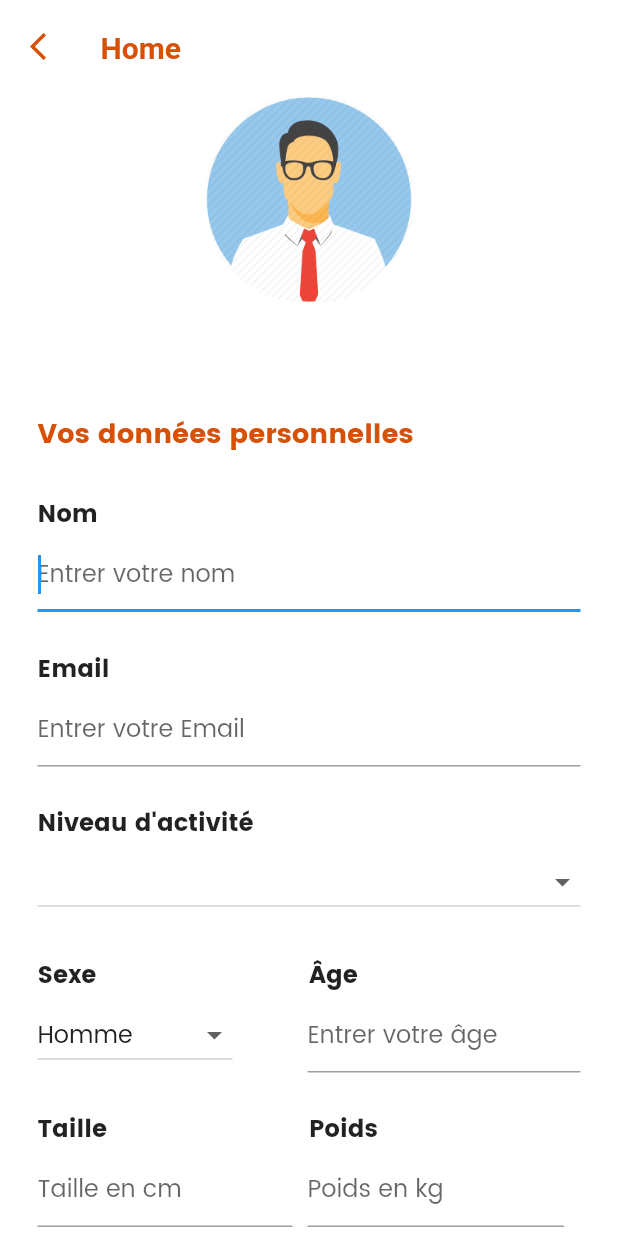
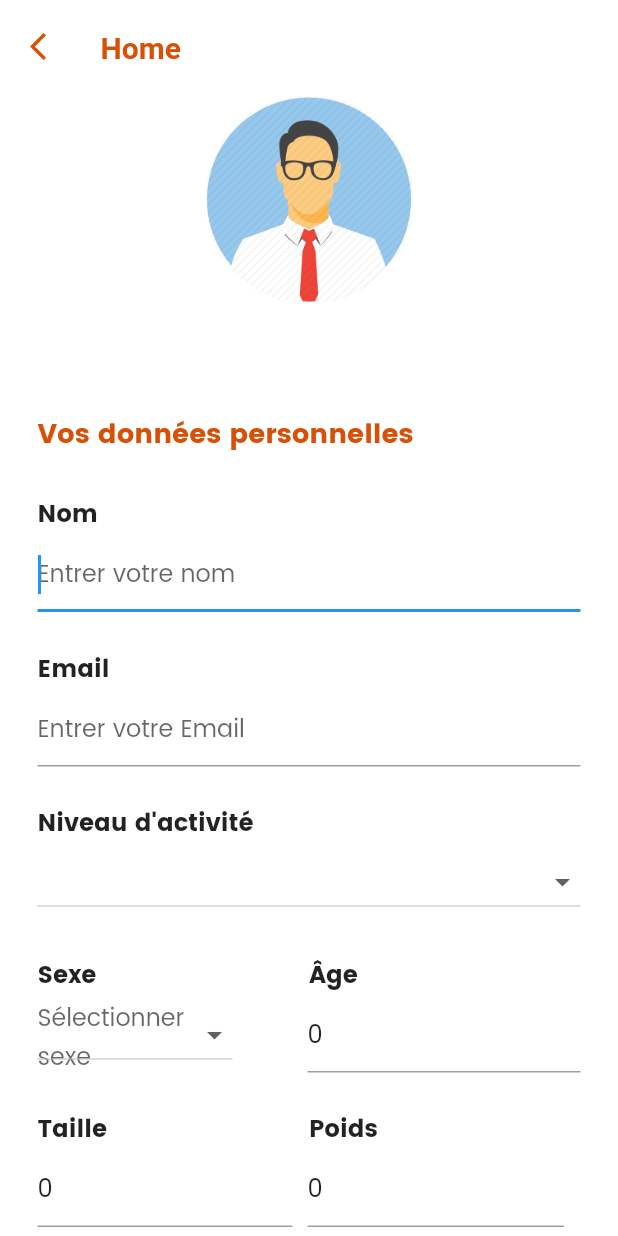
Before and after one commit to DahmaniDev/kool_healthy_mobile, a Flutter app: the ProfilePage screen opened directly with empty values, after a tap on the "edit" icon, on a phone screen of 412 x 824 dp. Run offline on Flutter 3.47's test engine with Material 2 defaults, Android fonts, the phone set to English and light mode, and no system bars; our stand-ins replace numberpicker, percent_indicator, pie_chart; Roboto replaces fonts that are missing (sans-serif-light).

Commit message:
25/06 Update

```diff
--- a/lib/pages/CalculateMN.dart
+++ b/lib/pages/CalculateMN.dart
@@ -1,5 +1,4 @@
 import 'package:koolhealthymobile/models/User.dart';
-import 'package:koolhealthymobile/pages/MenuPoulet.dart';
 import 'package:http/http.dart' as http;
 import 'dart:convert';
 import '../appbar.dart';
--- a/lib/pages/Profile.dart
+++ b/lib/pages/Profile.dart
@@ -4,6 +4,7 @@ import 'package:flutter/services.dart';
 import 'package:koolhealthymobile/pages/MesCommandes.dart';
 import '../models/User.dart';
 import 'package:numberpicker/numberpicker.dart';
+import 'package:http/http.dart' as http;
 
 import 'Home.dart';
 
@@ -16,38 +17,66 @@ class ProfilePage extends StatefulWidget {
   }) : super(key: key);
 
   @override
-  ProfilePageState createState() => ProfilePageState(this.user);
+  ProfilePageState createState() => ProfilePageState();
 }
 
 class ProfilePageState extends State<ProfilePage>
     with SingleTickerProviderStateMixin {
-  User user;
   bool _status = true;
   final FocusNode myFocusNode = FocusNode();
   static var _activities = ['Pas Actif', 'Peu Actif', 'Actif', 'Super Actif'];
 
   static var _sexes = ['Homme', 'Femme'];
 
-  TextEditingController nameC = new TextEditingController();
-  TextEditingController emailC = new TextEditingController();
-  TextEditingController ageC = new TextEditingController();
-  TextEditingController heightC = new TextEditingController();
-  TextEditingController weightC = new TextEditingController();
+  TextEditingController nameC;
+  TextEditingController emailC;
+  TextEditingController ageC;
+  TextEditingController heightC;
+  TextEditingController weightC;
+  TextEditingController passC;
+  String _activitySelected;
+  String _sexSelected;
+  int _currentAge;
+  String _goalSelected;
 
-  ProfilePageState(this.user);
+  ProfilePageState();
 
   @override
   void initState() {
+    nameC = new TextEditingController(text: widget.user.nom);
+    emailC = new TextEditingController(text: widget.user.username);
+    ageC = new TextEditingController(text: widget.user.age.toString());
+    heightC = new TextEditingController(text: widget.user.height.toString());
+    weightC = new TextEditingController(text: widget.user.weight.toString());
+    passC = new TextEditingController(text: widget.user.password);
+    _activitySelected = widget.user.getActivity();
+    _sexSelected = widget.user.sexe;
+    _currentAge = widget.user.age;
+    _goalSelected = widget.user.goal;
     super.initState();
+  }
+
+  void updateUser() {
+    var url = "http://10.0.2.2/projetpfe/editUser.php";
+
+    http.post(url, body: {
+      'id' : widget.user.id.toString(),
+      'nom': nameC.text,
+      'username': emailC.text,
+      'password': passC.text,
+      'sexe': _sexSelected,
+      'age': ageC.text.toString(),
+      'height': heightC.text.toString(),
+      'weight': weightC.text.toString(),
+      'goal': _goalSelected,
+      'activity': _activitySelected
+    });
+    User newUser = new User(widget.user.id,nameC.text,emailC.text,passC.text,_sexSelected,int.parse(ageC.text),int.parse(heightC.text),int.parse(weightC.text),_goalSelected,_activitySelected);
+    Navigator.push(context, MaterialPageRoute(builder: (context) => ProfilePage(user: newUser)));
   }
 
   @override
   Widget build(BuildContext context) {
-    String _activitySelected = user.getActivity();
-    String _sexSelected = _sexes[0];
-    int _currentAge = 10;
-    String _goalSelected = user.goal;
-
     return new Scaffold(
         body: new Container(
       color: Colors.white,
@@ -69,34 +98,30 @@ class ProfilePageState extends State<ProfilePage>
                               child: Container(
                                 child: Icon(
                                   Icons.arrow_back_ios,
-                                      color: Theme
-                                          .of(context)
-                                          .buttonColor,
+                                  color: Theme.of(context).buttonColor,
                                   size: 22.0,
                                 ),
                               ),
                               onTap: () {
-                                    Navigator.push(context, MaterialPageRoute(
-                                        builder: (context) => Home(user: widget.user, connected: true)
-                                    ));
+                                Navigator.push(
+                                    context,
+                                    MaterialPageRoute(
+                                        builder: (context) => Home(
+                                            user: widget.user,
+                                            connected: true)));
                               },
                             ),
                             Padding(
                               padding: EdgeInsets.only(
                                   left: 25.0,
                                   right:
-                                      MediaQuery
-                                          .of(context)
-                                          .size
-                                          .width * 0.48),
+                                      MediaQuery.of(context).size.width * 0.48),
                               child: new Text('Home',
                                   style: TextStyle(
                                       fontWeight: FontWeight.bold,
                                       fontSize: 20.0,
                                       fontFamily: 'sans-serif-light',
-                                          color: Theme
-                                              .of(context)
-                                              .buttonColor)),
+                                      color: Theme.of(context).buttonColor)),
                             ),
                             new Column(
                               mainAxisAlignment: MainAxisAlignment.end,
@@ -109,8 +134,7 @@ class ProfilePageState extends State<ProfilePage>
                         )),
                     Padding(
                       padding: EdgeInsets.only(top: 20.0),
-                          child: new Stack(
-                              fit: StackFit.loose, children: <Widget>[
+                      child: new Stack(fit: StackFit.loose, children: <Widget>[
                         new Row(
                           crossAxisAlignment: CrossAxisAlignment.center,
                           mainAxisAlignment: MainAxisAlignment.center,
@@ -145,8 +169,7 @@ class ProfilePageState extends State<ProfilePage>
                           padding: EdgeInsets.only(
                               left: 25.0, right: 25.0, top: 25.0),
                           child: new Row(
-                                mainAxisAlignment: MainAxisAlignment
-                                    .spaceBetween,
+                            mainAxisAlignment: MainAxisAlignment.spaceBetween,
                             mainAxisSize: MainAxisSize.max,
                             children: <Widget>[
                               new Column(
@@ -157,9 +180,7 @@ class ProfilePageState extends State<ProfilePage>
                                     'Vos données personnelles',
                                     style: TextStyle(
                                         fontSize: 18.0,
-                                            color: Theme
-                                                .of(context)
-                                                .buttonColor,
+                                        color: Theme.of(context).buttonColor,
                                         fontWeight: FontWeight.bold),
                                   ),
                                 ],
@@ -194,14 +215,11 @@ class ProfilePageState extends State<ProfilePage>
                             children: <Widget>[
                               new Flexible(
                                 child: _status
-                                        ? Text(
-                                        widget.user.nom ?? 'default value',
+                                    ? Text(widget.user.nom ?? 'default value',
                                         style: TextStyle(
                                             fontSize: 14.0,
                                             color:
-                                            Theme
-                                                .of(context)
-                                                .buttonColor,
+                                                Theme.of(context).buttonColor,
                                             fontWeight: FontWeight.bold))
                                     : new TextField(
                                         decoration: const InputDecoration(
@@ -247,9 +265,7 @@ class ProfilePageState extends State<ProfilePage>
                                         style: TextStyle(
                                             fontSize: 14.0,
                                             color:
-                                            Theme
-                                                .of(context)
-                                                .buttonColor,
+                                                Theme.of(context).buttonColor,
                                             fontWeight: FontWeight.bold))
                                     : new TextField(
                                         decoration: const InputDecoration(
@@ -296,9 +312,7 @@ class ProfilePageState extends State<ProfilePage>
                                           style: TextStyle(
                                               fontSize: 14.0,
                                               color:
-                                              Theme
-                                                  .of(context)
-                                                  .buttonColor,
+                                                  Theme.of(context).buttonColor,
                                               fontWeight: FontWeight.bold))
                                       : DropdownButton(
                                           items: _activities
@@ -359,14 +373,11 @@ class ProfilePageState extends State<ProfilePage>
                               Container(
                                 width: 130,
                                 child: _status
-                                        ? Text(
-                                        widget.user.sexe ?? 'default value',
+                                    ? Text(widget.user.sexe ?? 'default value',
                                         style: TextStyle(
                                             fontSize: 14.0,
                                             color:
-                                            Theme
-                                                .of(context)
-                                                .buttonColor,
+                                                Theme.of(context).buttonColor,
                                             fontWeight: FontWeight.bold))
                                     : DropdownButton(
                                         isExpanded: true,
@@ -395,9 +406,7 @@ class ProfilePageState extends State<ProfilePage>
                                         style: TextStyle(
                                             fontSize: 14.0,
                                             color:
-                                            Theme
-                                                .of(context)
-                                                .buttonColor,
+                                                Theme.of(context).buttonColor,
                                             fontWeight: FontWeight.bold))
                                     : new TextField(
                                         keyboardType: TextInputType.number,
@@ -458,8 +467,7 @@ class ProfilePageState extends State<ProfilePage>
                                                 'default value',
                                             style: TextStyle(
                                                 fontSize: 14.0,
-                                                color: Theme
-                                                    .of(context)
+                                                color: Theme.of(context)
                                                     .buttonColor,
                                                 fontWeight: FontWeight.bold)))
                                     : Container(
@@ -484,8 +492,7 @@ class ProfilePageState extends State<ProfilePage>
                                                 'default value',
                                             style: TextStyle(
                                                 fontSize: 14.0,
-                                                color: Theme
-                                                    .of(context)
+                                                color: Theme.of(context)
                                                     .buttonColor,
                                                 fontWeight: FontWeight.bold)))
                                     : Padding(
@@ -536,9 +543,7 @@ class ProfilePageState extends State<ProfilePage>
                                           style: TextStyle(
                                               fontSize: 14.0,
                                               color:
-                                              Theme
-                                                  .of(context)
-                                                  .buttonColor,
+                                                  Theme.of(context).buttonColor,
                                               fontWeight: FontWeight.bold))
                                       : DropdownButton(
                                           items: [
@@ -561,6 +566,47 @@ class ProfilePageState extends State<ProfilePage>
                                           })),
                             ],
                           )),
+                      !_status
+                          ? Column(children: <Widget>[
+                              Padding(
+                                  padding: EdgeInsets.only(
+                                      left: 25.0, right: 25.0, top: 25.0),
+                                  child: new Row(
+                                    mainAxisSize: MainAxisSize.max,
+                                    children: <Widget>[
+                                      new Column(
+                                        mainAxisAlignment:
+                                            MainAxisAlignment.start,
+                                        mainAxisSize: MainAxisSize.min,
+                                        children: <Widget>[
+                                          new Text(
+                                            'Mot De Passe',
+                                            style: TextStyle(
+                                                fontSize: 16.0,
+                                                fontWeight: FontWeight.bold),
+                                          ),
+                                        ],
+                                      ),
+                                    ],
+                                  )),
+                              Padding(
+                                  padding: EdgeInsets.only(
+                                      left: 25.0, right: 25.0, top: 2.0),
+                                  child: new Row(
+                                    mainAxisSize: MainAxisSize.max,
+                                    children: <Widget>[
+                                      new Flexible(
+                                          child: TextField(
+                                        decoration: const InputDecoration(
+                                          hintText: "Entrer votre Mot De Passe",
+                                        ),
+                                        controller: passC,
+                                        obscureText: true,
+                                      )),
+                                    ],
+                                  )),
+                            ])
+                          : Container(),
                       !_status ? _getActionButtons() : _getSetButtons(),
                     ],
                   ),
@@ -581,7 +627,7 @@ class ProfilePageState extends State<ProfilePage>
 
   Widget _getActionButtons() {
     return Padding(
-      padding: EdgeInsets.only(left: 25.0, right: 25.0, top: 45.0),
+      padding: EdgeInsets.only(left: 25.0, right: 25.0, top: 15.0),
       child: new Row(
         mainAxisSize: MainAxisSize.max,
         mainAxisAlignment: MainAxisAlignment.start,
@@ -599,6 +645,7 @@ class ProfilePageState extends State<ProfilePage>
                     _status = true;
                     FocusScope.of(context).requestFocus(new FocusNode());
                   });
+                  updateUser();
                 },
                 shape: new RoundedRectangleBorder(
                     borderRadius: new BorderRadius.circular(20.0)),
@@ -646,14 +693,13 @@ class ProfilePageState extends State<ProfilePage>
                 child: new Text("Commandes"),
                 elevation: 11.0,
                 textColor: Colors.white,
-                    color: Theme
-                        .of(context)
-                        .buttonColor,
+                color: Theme.of(context).buttonColor,
                 onPressed: () {
                   Navigator.push(
                       context,
                       MaterialPageRoute(
-                          builder: (context) => MesCommandesPage(user: widget.user),
+                        builder: (context) =>
+                            MesCommandesPage(user: widget.user),
                       ));
                 },
                 shape: new RoundedRectangleBorder(
@@ -670,17 +716,13 @@ class ProfilePageState extends State<ProfilePage>
                 child: new Text("Déconnecter"),
                 textColor: Colors.white,
                 elevation: 11.0,
-                    color: Theme
-                        .of(context)
-                        .buttonColor,
+                color: Theme.of(context).buttonColor,
                 onPressed: () {
                   showDialog<String>(
                       context: context,
                       builder: (BuildContext context) => AlertDialog(
                             title: Text('Déconnexion'),
-                            content: Text(
-                              'Vous êtes sûr ?'
-                            ),
+                            content: Text('Vous êtes sûr ?'),
                             actions: <Widget>[
                               FlatButton(
                                 child: Text('Annuler'),
@@ -692,15 +734,10 @@ class ProfilePageState extends State<ProfilePage>
                                     context,
                                     MaterialPageRoute(
                                         builder: (context) => Home(
-                                            connected: false,
-                                            user: null
-                                        )
-                                    )
-                                ),
+                                            connected: false, user: null))),
                               )
                             ],
-                          )
-                      );
+                          ));
                 },
                 shape: new RoundedRectangleBorder(
                     borderRadius: new BorderRadius.circular(20.0)),
@@ -716,9 +753,7 @@ class ProfilePageState extends State<ProfilePage>
   Widget _getEditIcon() {
     return new GestureDetector(
       child: new CircleAvatar(
-        backgroundColor: Theme
-            .of(context)
-            .buttonColor,
+        backgroundColor: Theme.of(context).buttonColor,
         radius: 14.0,
         child: new Icon(
           Icons.edit,
@@ -751,6 +786,4 @@ class ProfilePageState extends State<ProfilePage>
       }
     });
   }
-
-
 }
```
Lines whose indentation alone changed are shown as unchanged.
